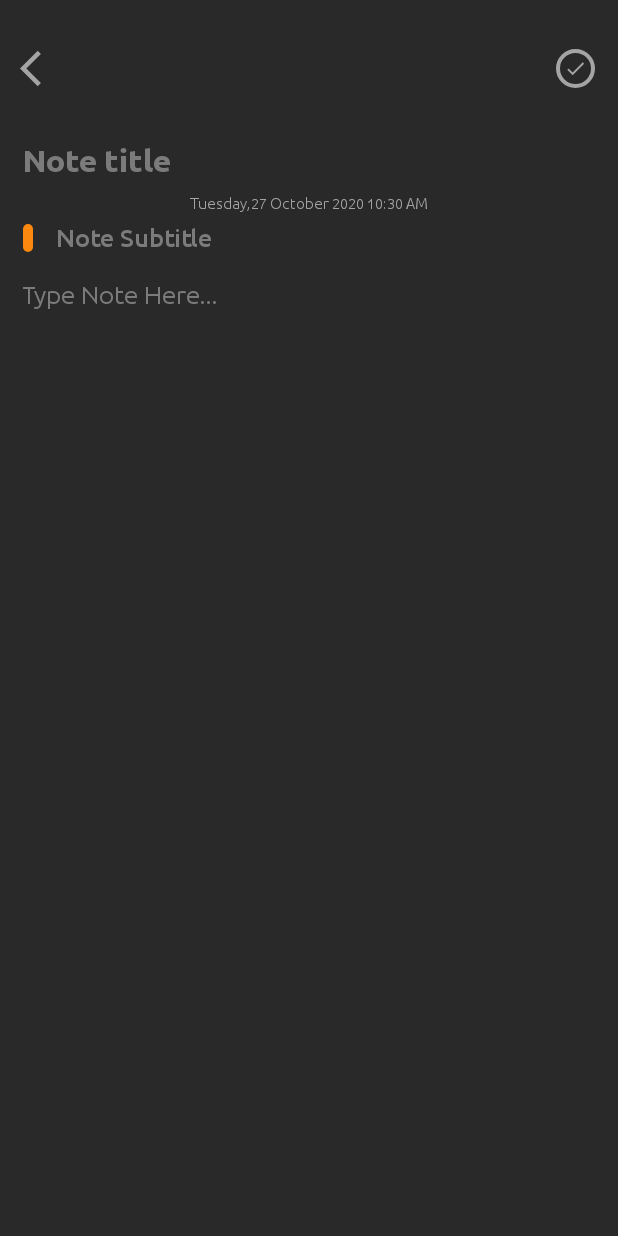
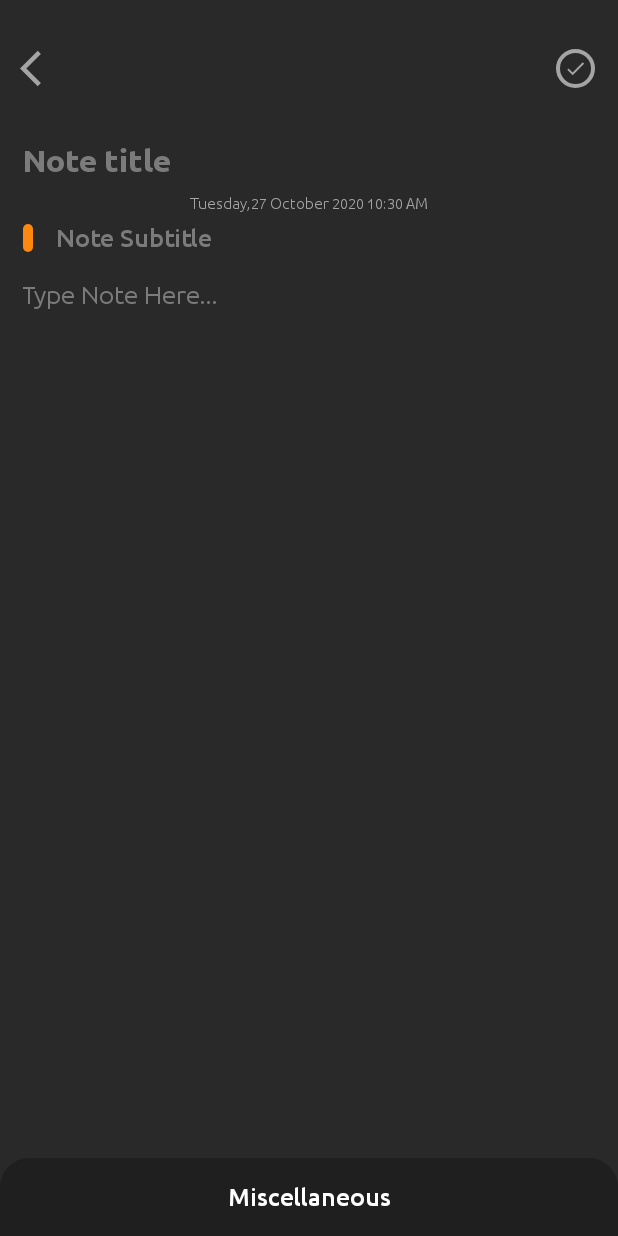
Before and after one commit to ahmed0elsafty/Notesapp, an Android app: the CreateNoteActivity screen opened directly, with no data from a screen before it, on a phone screen of 412 x 824 dp. Run offline under Robolectric (Android 15) with nearby library versions, the phone set to English and light mode, and no system bars; our stand-ins replace ButterKnife, sdp/ssp sizes.

Commit message:
Create layout Miscellaneous

```diff
--- a/app/src/main/java/com/elsafty/notesapp/activities/CreateNoteActivity.java
+++ b/app/src/main/java/com/elsafty/notesapp/activities/CreateNoteActivity.java
@@ -6,12 +6,14 @@ import android.os.Bundle;
 import android.view.View;
 import android.widget.EditText;
 import android.widget.ImageView;
+import android.widget.LinearLayout;
 import android.widget.TextView;
 import android.widget.Toast;
 
 import com.elsafty.notesapp.R;
 import com.elsafty.notesapp.database.NoteDatabase;
 import com.elsafty.notesapp.entities.Note;
+import com.google.android.material.bottomsheet.BottomSheetBehavior;
 
 import java.text.SimpleDateFormat;
 import java.util.Date;
@@ -46,6 +48,7 @@ public class CreateNoteActivity extends AppCompatActivity {
         ButterKnife.bind(this);
         textDateTime.setText(new SimpleDateFormat("EEEE,dd MMMM yyyy HH:mm a",
                 Locale.getDefault()).format(new Date()));
+        initLayoutMiscellaneous();
     }
 
     private void saveNote() {
@@ -92,4 +95,18 @@ public class CreateNoteActivity extends AppCompatActivity {
                 break;
         }
     }
+    private void initLayoutMiscellaneous(){
+        LinearLayout layoutMiscellaneous = findViewById(R.id.layout_miscellaneous);
+        BottomSheetBehavior bottomSheetBehavior = BottomSheetBehavior.from(layoutMiscellaneous);
+        layoutMiscellaneous.findViewById(R.id.text_miscellaneous).setOnClickListener(new View.OnClickListener() {
+            @Override
+            public void onClick(View view) {
+                if (bottomSheetBehavior.getState()!=BottomSheetBehavior.STATE_EXPANDED){
+                    bottomSheetBehavior.setState(BottomSheetBehavior.STATE_EXPANDED);
+                }else {
+                    bottomSheetBehavior.setState(BottomSheetBehavior.STATE_COLLAPSED);
+                }
+            }
+        });
+    }
 }
--- /dev/null
+++ b/app/src/main/res/drawable/background_miscellaneous.xml
@@ -0,0 +1,10 @@
+<?xml version="1.0" encoding="utf-8"?>
+<shape xmlns:android="http://schemas.android.com/apk/res/android"
+    android:shape="rectangle">
+
+    <corners
+        android:topLeftRadius="@dimen/_15sdp"
+        android:topRightRadius="@dimen/_15sdp" />
+    <solid android:color="@color/colorMiscellaneousBackground" />
+
+</shape>
--- /dev/null
+++ b/app/src/main/res/drawable/background_note_color_1.xml
@@ -0,0 +1,33 @@
+<?xml version="1.0" encoding="utf-8"?>
+<layer-list xmlns:android="http://schemas.android.com/apk/res/android">
+    <item>
+        <shape android:shape="oval">
+            <stroke
+                android:width="@dimen/_2sdp"
+                android:color="@color/colorDefaultNoteColor" />
+        </shape>
+
+    </item>
+
+    <item
+        android:bottom="@dimen/_3sdp"
+        android:left="@dimen/_3sdp"
+        android:right="@dimen/_3sdp"
+        android:top="@dimen/_3sdp">
+        <shape android:shape="oval">
+            <stroke
+                android:width="@dimen/_6sdp"
+                android:color="@color/colorMiscellaneousBackground" />
+        </shape>
+    </item>
+
+    <item
+        android:bottom="@dimen/_6sdp"
+        android:left="@dimen/_6sdp"
+        android:right="@dimen/_6sdp"
+        android:top="@dimen/_6sdp">
+        <shape android:shape="oval">
+            <solid android:color="@color/colorDefaultNoteColor" />
+        </shape>
+    </item>
+</layer-list>
--- /dev/null
+++ b/app/src/main/res/drawable/background_note_color_2.xml
@@ -0,0 +1,33 @@
+<?xml version="1.0" encoding="utf-8"?>
+<layer-list xmlns:android="http://schemas.android.com/apk/res/android">
+    <item>
+        <shape android:shape="oval">
+            <stroke
+                android:width="@dimen/_2sdp"
+                android:color="@color/colorNoteColor2" />
+        </shape>
+
+    </item>
+
+    <item
+        android:bottom="@dimen/_3sdp"
+        android:left="@dimen/_3sdp"
+        android:right="@dimen/_3sdp"
+        android:top="@dimen/_3sdp">
+        <shape android:shape="oval">
+            <stroke
+                android:width="@dimen/_6sdp"
+                android:color="@color/colorMiscellaneousBackground" />
+        </shape>
+    </item>
+
+    <item
+        android:bottom="@dimen/_6sdp"
+        android:left="@dimen/_6sdp"
+        android:right="@dimen/_6sdp"
+        android:top="@dimen/_6sdp">
+        <shape android:shape="oval">
+            <solid android:color="@color/colorNoteColor2" />
+        </shape>
+    </item>
+</layer-list>
--- /dev/null
+++ b/app/src/main/res/drawable/background_note_color_3.xml
@@ -0,0 +1,33 @@
+<?xml version="1.0" encoding="utf-8"?>
+<layer-list xmlns:android="http://schemas.android.com/apk/res/android">
+    <item>
+        <shape android:shape="oval">
+            <stroke
+                android:width="@dimen/_2sdp"
+                android:color="@color/colorNoteColor3" />
+        </shape>
+
+    </item>
+
+    <item
+        android:bottom="@dimen/_3sdp"
+        android:left="@dimen/_3sdp"
+        android:right="@dimen/_3sdp"
+        android:top="@dimen/_3sdp">
+        <shape android:shape="oval">
+            <stroke
+                android:width="@dimen/_6sdp"
+                android:color="@color/colorMiscellaneousBackground" />
+        </shape>
+    </item>
+
+    <item
+        android:bottom="@dimen/_6sdp"
+        android:left="@dimen/_6sdp"
+        android:right="@dimen/_6sdp"
+        android:top="@dimen/_6sdp">
+        <shape android:shape="oval">
+            <solid android:color="@color/colorNoteColor3" />
+        </shape>
+    </item>
+</layer-list>
--- /dev/null
+++ b/app/src/main/res/drawable/background_note_color_4.xml
@@ -0,0 +1,33 @@
+<?xml version="1.0" encoding="utf-8"?>
+<layer-list xmlns:android="http://schemas.android.com/apk/res/android">
+    <item>
+        <shape android:shape="oval">
+            <stroke
+                android:width="@dimen/_2sdp"
+                android:color="@color/colorNoteColor4" />
+        </shape>
+
+    </item>
+
+    <item
+        android:bottom="@dimen/_3sdp"
+        android:left="@dimen/_3sdp"
+        android:right="@dimen/_3sdp"
+        android:top="@dimen/_3sdp">
+        <shape android:shape="oval">
+            <stroke
+                android:width="@dimen/_6sdp"
+                android:color="@color/colorMiscellaneousBackground" />
+        </shape>
+    </item>
+
+    <item
+        android:bottom="@dimen/_6sdp"
+        android:left="@dimen/_6sdp"
+        android:right="@dimen/_6sdp"
+        android:top="@dimen/_6sdp">
+        <shape android:shape="oval">
+            <solid android:color="@color/colorNoteColor4" />
+        </shape>
+    </item>
+</layer-list>
--- /dev/null
+++ b/app/src/main/res/drawable/background_note_color_5.xml
@@ -0,0 +1,33 @@
+<?xml version="1.0" encoding="utf-8"?>
+<layer-list xmlns:android="http://schemas.android.com/apk/res/android">
+    <item>
+        <shape android:shape="oval">
+            <stroke
+                android:width="@dimen/_2sdp"
+                android:color="@color/colorNoteColor5" />
+        </shape>
+
+    </item>
+
+    <item
+        android:bottom="@dimen/_3sdp"
+        android:left="@dimen/_3sdp"
+        android:right="@dimen/_3sdp"
+        android:top="@dimen/_3sdp">
+        <shape android:shape="oval">
+            <stroke
+                android:width="@dimen/_6sdp"
+                android:color="@color/colorMiscellaneousBackground" />
+        </shape>
+    </item>
+
+    <item
+        android:bottom="@dimen/_6sdp"
+        android:left="@dimen/_6sdp"
+        android:right="@dimen/_6sdp"
+        android:top="@dimen/_6sdp">
+        <shape android:shape="oval">
+            <solid android:color="@color/colorNoteColor5" />
+        </shape>
+    </item>
+</layer-list>
--- a/app/src/main/res/layout/activity_create_note.xml
+++ b/app/src/main/res/layout/activity_create_note.xml
@@ -139,5 +139,5 @@
 
         </androidx.constraintlayout.widget.ConstraintLayout>
     </ScrollView>
-
+    <include layout="@layout/layout_miscellaneous"/>
 </androidx.coordinatorlayout.widget.CoordinatorLayout>
--- /dev/null
+++ b/app/src/main/res/layout/layout_miscellaneous.xml
@@ -0,0 +1,141 @@
+<?xml version="1.0" encoding="utf-8"?>
+<LinearLayout xmlns:android="http://schemas.android.com/apk/res/android"
+    xmlns:app="http://schemas.android.com/apk/res-auto"
+    android:id="@+id/layout_miscellaneous"
+    android:layout_width="match_parent"
+    android:layout_height="wrap_content"
+    android:background="@drawable/background_miscellaneous"
+    android:orientation="vertical"
+    app:behavior_peekHeight="@dimen/_40sdp"
+    app:layout_behavior="@string/bottom_sheet_behavior">
+
+    <TextView
+        android:id="@+id/text_miscellaneous"
+        android:layout_width="match_parent"
+        android:layout_height="@dimen/_40sdp"
+        android:fontFamily="@font/ubuntu_medium"
+        android:gravity="center"
+        android:includeFontPadding="false"
+        android:text="@string/miscellaneous"
+        android:textColor="@color/colorWhite"
+        android:textSize="@dimen/_13ssp" />
+    <LinearLayout
+        android:id="@+id/layout_noteColor"
+        android:layout_width="match_parent"
+        android:layout_height="wrap_content"
+        android:layout_margin="@dimen/_10sdp"
+        android:gravity="center_vertical"
+        android:orientation="horizontal">
+
+        <FrameLayout
+            android:layout_width="0dp"
+            android:layout_height="wrap_content"
+            android:layout_weight="1">
+
+            <ImageView
+                android:id="@+id/imageColor1"
+                android:layout_width="@dimen/_35sdp"
+                android:layout_height="@dimen/_35sdp"
+                android:contentDescription="@string/app_name"
+                android:padding="@dimen/_10sdp"
+                android:src="@drawable/ic_done"
+                app:tint="@color/colorWhite" />
+
+            <View
+                android:id="@+id/viewColor1"
+                android:layout_width="@dimen/_35sdp"
+                android:layout_height="@dimen/_35sdp"
+                android:background="@drawable/background_note_color_1" />
+        </FrameLayout>
+
+        <FrameLayout
+            android:layout_width="0dp"
+            android:layout_height="wrap_content"
+            android:layout_weight="1">
+
+            <ImageView
+                android:id="@+id/imageColor2"
+                android:layout_width="@dimen/_35sdp"
+                android:layout_height="@dimen/_35sdp"
+                android:contentDescription="@string/app_name"
+                android:padding="@dimen/_10sdp"
+                app:tint="@color/colorWhite" />
+
+            <View
+                android:id="@+id/viewColor2"
+                android:layout_width="@dimen/_35sdp"
+                android:layout_height="@dimen/_35sdp"
+                android:background="@drawable/background_note_color_2" />
+        </FrameLayout>
+
+        <FrameLayout
+            android:layout_width="0dp"
+            android:layout_height="wrap_content"
+            android:layout_weight="1">
+
+            <ImageView
+                android:id="@+id/imageColor3"
+                android:layout_width="@dimen/_35sdp"
+                android:layout_height="@dimen/_35sdp"
+                android:contentDescription="@string/app_name"
+                android:padding="@dimen/_10sdp"
+                app:tint="@color/colorWhite" />
+
+            <View
+                android:id="@+id/viewColor3"
+                android:layout_width="@dimen/_35sdp"
+                android:layout_height="@dimen/_35sdp"
+                android:background="@drawable/background_note_color_3" />
+        </FrameLayout>
+
+        <FrameLayout
+            android:layout_width="0dp"
+            android:layout_height="wrap_content"
+            android:layout_weight="1">
+
+            <ImageView
+                android:id="@+id/imageColor4"
+                android:layout_width="@dimen/_35sdp"
+                android:layout_height="@dimen/_35sdp"
+                android:contentDescription="@string/app_name"
+                android:padding="@dimen/_10sdp"
+                app:tint="@color/colorWhite" />
+
+            <View
+                android:id="@+id/viewColor4"
+                android:layout_width="@dimen/_35sdp"
+                android:layout_height="@dimen/_35sdp"
+                android:background="@drawable/background_note_color_4" />
+        </FrameLayout>
+
+        <FrameLayout
+            android:layout_width="0dp"
+            android:layout_height="wrap_content"
+            android:layout_weight="1">
+
+            <ImageView
+                android:id="@+id/imageColor5"
+                android:layout_width="@dimen/_35sdp"
+                android:layout_height="@dimen/_35sdp"
+                android:contentDescription="@string/app_name"
+                android:padding="@dimen/_10sdp"
+                app:tint="@color/colorWhite" />
+
+            <View
+                android:id="@+id/viewColor5"
+                android:layout_width="@dimen/_35sdp"
+                android:layout_height="@dimen/_35sdp"
+                android:background="@drawable/background_note_color_5" />
+        </FrameLayout>
+
+        <TextView
+            android:layout_width="wrap_content"
+            android:layout_height="wrap_content"
+            android:fontFamily="@font/ubuntu_medium"
+            android:includeFontPadding="false"
+            android:text="@string/pick_color"
+            android:textColor="@color/colorWhite"
+            android:textSize="@dimen/_13ssp" />
+
+    </LinearLayout>
+</LinearLayout>
--- a/app/src/main/res/values/colors.xml
+++ b/app/src/main/res/values/colors.xml
@@ -11,7 +11,7 @@
     <color name="colorTextSubtitle">#CECECE</color>
     <color name="colorDefaultNoteColor">#333333</color>
     <color name="colorNoteSubtitleText">#FAFAFA</color>
-    <color name="colorMiscellaneousBackgroun">#1F1F1F</color>
+    <color name="colorMiscellaneousBackground">#1F1F1F</color>
     <color name="colorNoteColor2">#FDBE3B</color>
     <color name="colorNoteColor3">#FF4842</color>
     <color name="colorNoteColor4">#3A52FC</color>
--- a/app/src/main/res/values/strings.xml
+++ b/app/src/main/res/values/strings.xml
@@ -5,4 +5,6 @@
     <string name="note_title">Note title</string>
     <string name="note_subtitle">Note Subtitle</string>
     <string name="type_note_here">Type Note Here...</string>
+    <string name="miscellaneous">Miscellaneous</string>
+    <string name="pick_color">Pick Color</string>
 </resources>
```
